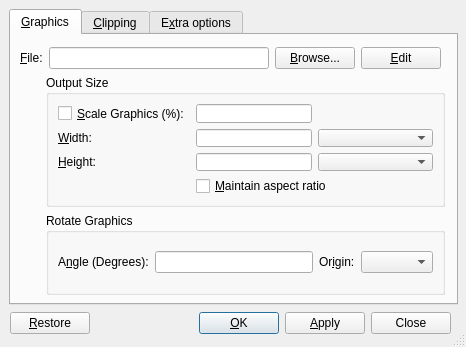
Old version of the form src/frontends/qt4/ui/QGraphicsUi.ui in the repository cburschka/lyx.
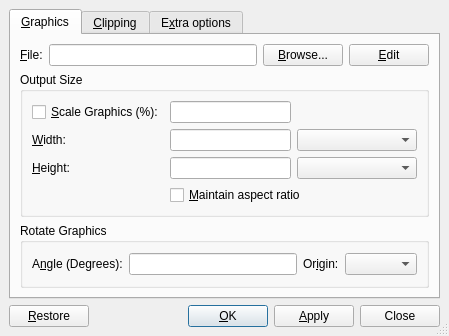
New version of the form. Custom widgets are drawn as their Qt base class.

What changed in the file:
```diff
--- a/src/frontends/qt4/ui/QGraphicsUi.ui
+++ b/src/frontends/qt4/ui/QGraphicsUi.ui
@@ -5,8 +5,8 @@
    <rect>
     <x>0</x>
     <y>0</y>
-    <width>466</width>
-    <height>347</height>
+    <width>432</width>
+    <height>328</height>
    </rect>
   </property>
   <property name="sizePolicy" >
@@ -23,114 +23,15 @@
   <property name="sizeGripEnabled" >
    <bool>true</bool>
   </property>
-  <widget class="QWidget" name="layoutWidget" >
-   <property name="geometry" >
-    <rect>
-     <x>10</x>
-     <y>310</y>
-     <width>441</width>
-     <height>27</height>
-    </rect>
-   </property>
-   <layout class="QHBoxLayout" >
+  <layout class="QGridLayout" >
     <property name="margin" >
-     <number>0</number>
+    <number>9</number>
     </property>
     <property name="spacing" >
      <number>6</number>
     </property>
-    <item>
-     <widget class="QPushButton" name="restorePB" >
-      <property name="text" >
-       <string>&amp;Restore</string>
-      </property>
-      <property name="autoDefault" >
-       <bool>false</bool>
-      </property>
-      <property name="default" >
-       <bool>false</bool>
-      </property>
-     </widget>
-    </item>
-    <item>
-     <spacer>
-      <property name="orientation" >
-       <enum>Qt::Horizontal</enum>
-      </property>
-      <property name="sizeType" >
-       <enum>QSizePolicy::MinimumExpanding</enum>
-      </property>
-      <property name="sizeHint" >
-       <size>
-        <width>20</width>
-        <height>20</height>
-       </size>
-      </property>
-     </spacer>
-    </item>
-    <item>
-     <widget class="QPushButton" name="okPB" >
-      <property name="text" >
-       <string>&amp;OK</string>
-      </property>
-      <property name="autoDefault" >
-       <bool>true</bool>
-      </property>
-      <property name="default" >
-       <bool>true</bool>
-      </property>
-     </widget>
-    </item>
-    <item>
-     <widget class="QPushButton" name="applyPB" >
-      <property name="sizePolicy" >
-       <sizepolicy>
-        <hsizetype>1</hsizetype>
-        <vsizetype>0</vsizetype>
-        <horstretch>0</horstretch>
-        <verstretch>0</verstretch>
-       </sizepolicy>
-      </property>
-      <property name="text" >
-       <string>&amp;Apply</string>
-      </property>
-      <property name="autoDefault" >
-       <bool>false</bool>
-      </property>
-      <property name="default" >
-       <bool>false</bool>
-      </property>
-     </widget>
-    </item>
-    <item>
-     <widget class="QPushButton" name="closePB" >
-      <property name="sizePolicy" >
-       <sizepolicy>
-        <hsizetype>1</hsizetype>
-        <vsizetype>0</vsizetype>
-        <horstretch>0</horstretch>
-        <verstretch>0</verstretch>
-       </sizepolicy>
-      </property>
-      <property name="text" >
-       <string>Close</string>
-      </property>
-      <property name="autoDefault" >
-       <bool>false</bool>
-      </property>
-     </widget>
-    </item>
-   </layout>
-  </widget>
+   <item row="0" column="0" >
   <widget class="QTabWidget" name="TabWidget" >
-   <property name="geometry" >
-    <rect>
-     <x>9</x>
-     <y>9</y>
-     <width>449</width>
-     <height>296</height>
-    </rect>
-   </property>
    <property name="toolTip" >
     <string/>
    </property>
@@ -141,15 +42,58 @@
     <attribute name="title" >
      <string>&amp;Graphics</string>
     </attribute>
+      <layout class="QGridLayout" >
+       <property name="margin" >
+        <number>9</number>
+       </property>
+       <property name="spacing" >
+        <number>6</number>
+       </property>
+       <item row="0" column="3" >
+        <widget class="QPushButton" name="editPB" >
+         <property name="text" >
+          <string>&amp;Edit</string>
+         </property>
+         <property name="autoDefault" >
+          <bool>false</bool>
+         </property>
+         <property name="default" >
+          <bool>false</bool>
+         </property>
+        </widget>
+       </item>
+       <item row="0" column="2" >
+        <widget class="QPushButton" name="browsePB" >
+         <property name="toolTip" >
+          <string>Select an image file</string>
+         </property>
+         <property name="text" >
+          <string>&amp;Browse...</string>
+         </property>
+        </widget>
+       </item>
+       <item row="0" column="1" >
+        <widget class="QLineEdit" name="filename" >
+         <property name="toolTip" >
+          <string>File name of image</string>
+         </property>
+        </widget>
+       </item>
+       <item row="0" column="0" >
+        <widget class="QLabel" name="filenameL" >
+         <property name="toolTip" >
+          <string>File name of image</string>
+         </property>
+         <property name="text" >
+          <string>&amp;File:</string>
+         </property>
+         <property name="buddy" >
+          <cstring>filename</cstring>
+         </property>
+        </widget>
+       </item>
+       <item row="2" column="0" colspan="4" >
     <widget class="QGroupBox" name="rotationGB" >
-     <property name="geometry" >
-      <rect>
-       <x>35</x>
-       <y>178</y>
-       <width>399</width>
-       <height>82</height>
-      </rect>
-     </property>
      <property name="title" >
       <string>Rotate Graphics</string>
      </property>
@@ -213,15 +157,9 @@
       </item>
      </layout>
     </widget>
+       </item>
+       <item row="1" column="0" colspan="4" >
     <widget class="QGroupBox" name="sizeGB" >
-     <property name="geometry" >
-      <rect>
-       <x>35</x>
-       <y>40</y>
-       <width>399</width>
-       <height>132</height>
-      </rect>
-     </property>
      <property name="title" >
       <string>Output Size</string>
      </property>
@@ -341,67 +279,8 @@
       </item>
      </layout>
     </widget>
-    <widget class="QWidget" name="" >
-     <property name="geometry" >
-      <rect>
-       <x>9</x>
-       <y>9</y>
-       <width>421</width>
-       <height>28</height>
-      </rect>
-     </property>
-     <layout class="QHBoxLayout" >
-      <property name="margin" >
-       <number>0</number>
-      </property>
-      <property name="spacing" >
-       <number>6</number>
-      </property>
-      <item>
-       <widget class="QLabel" name="filenameL" >
-        <property name="toolTip" >
-         <string>File name of image</string>
-        </property>
-        <property name="text" >
-         <string>&amp;File:</string>
-        </property>
-        <property name="buddy" >
-         <cstring>filename</cstring>
-        </property>
-       </widget>
-      </item>
-      <item>
-       <widget class="QLineEdit" name="filename" >
-        <property name="toolTip" >
-         <string>File name of image</string>
-        </property>
-       </widget>
-      </item>
-      <item>
-       <widget class="QPushButton" name="browsePB" >
-        <property name="toolTip" >
-         <string>Select an image file</string>
-        </property>
-        <property name="text" >
-         <string>&amp;Browse...</string>
-        </property>
-       </widget>
-      </item>
-      <item>
-       <widget class="QPushButton" name="editPB" >
-        <property name="text" >
-         <string>&amp;Edit</string>
-        </property>
-        <property name="autoDefault" >
-         <bool>false</bool>
-        </property>
-        <property name="default" >
-         <bool>false</bool>
-        </property>
-       </widget>
-      </item>
-     </layout>
-    </widget>
+       </item>
+      </layout>
    </widget>
    <widget class="QWidget" name="Clipping" >
     <attribute name="title" >
@@ -779,6 +658,99 @@
     </layout>
    </widget>
   </widget>
+   </item>
+   <item row="1" column="0" >
+    <layout class="QHBoxLayout" >
+     <property name="margin" >
+      <number>0</number>
+     </property>
+     <property name="spacing" >
+      <number>6</number>
+     </property>
+     <item>
+      <widget class="QPushButton" name="restorePB" >
+       <property name="text" >
+        <string>&amp;Restore</string>
+       </property>
+       <property name="autoDefault" >
+        <bool>false</bool>
+       </property>
+       <property name="default" >
+        <bool>false</bool>
+       </property>
+      </widget>
+     </item>
+     <item>
+      <spacer>
+       <property name="orientation" >
+        <enum>Qt::Horizontal</enum>
+       </property>
+       <property name="sizeType" >
+        <enum>QSizePolicy::MinimumExpanding</enum>
+       </property>
+       <property name="sizeHint" >
+        <size>
+         <width>20</width>
+         <height>20</height>
+        </size>
+       </property>
+      </spacer>
+     </item>
+     <item>
+      <widget class="QPushButton" name="okPB" >
+       <property name="text" >
+        <string>&amp;OK</string>
+       </property>
+       <property name="autoDefault" >
+        <bool>true</bool>
+       </property>
+       <property name="default" >
+        <bool>true</bool>
+       </property>
+      </widget>
+     </item>
+     <item>
+      <widget class="QPushButton" name="applyPB" >
+       <property name="sizePolicy" >
+        <sizepolicy>
+         <hsizetype>1</hsizetype>
+         <vsizetype>0</vsizetype>
+         <horstretch>0</horstretch>
+         <verstretch>0</verstretch>
+        </sizepolicy>
+       </property>
+       <property name="text" >
+        <string>&amp;Apply</string>
+       </property>
+       <property name="autoDefault" >
+        <bool>false</bool>
+       </property>
+       <property name="default" >
+        <bool>false</bool>
+       </property>
+      </widget>
+     </item>
+     <item>
+      <widget class="QPushButton" name="closePB" >
+       <property name="sizePolicy" >
+        <sizepolicy>
+         <hsizetype>1</hsizetype>
+         <vsizetype>0</vsizetype>
+         <horstretch>0</horstretch>
+         <verstretch>0</verstretch>
+        </sizepolicy>
+       </property>
+       <property name="text" >
+        <string>Close</string>
+       </property>
+       <property name="autoDefault" >
+        <bool>false</bool>
+       </property>
+      </widget>
+     </item>
+    </layout>
+   </item>
+  </layout>
  </widget>
  <customwidgets>
   <customwidget>
```
Lines whose indentation alone changed are shown as unchanged.
